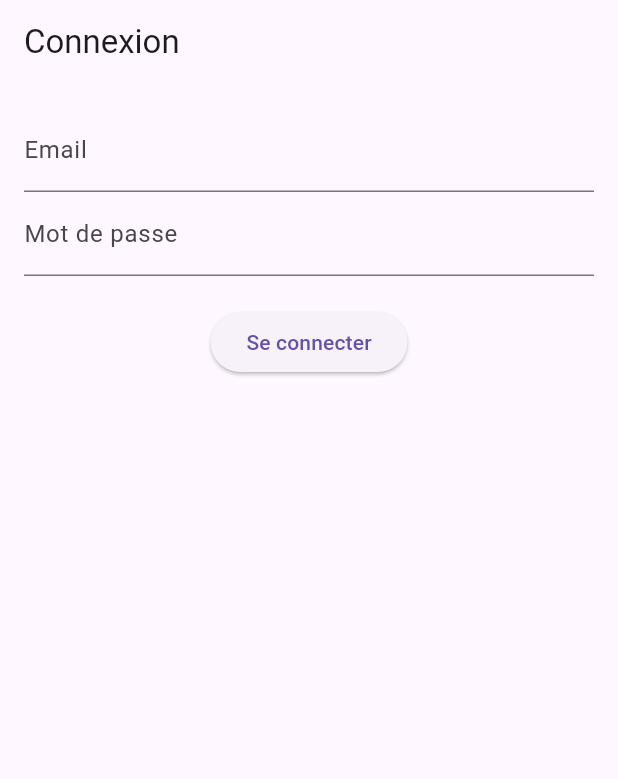
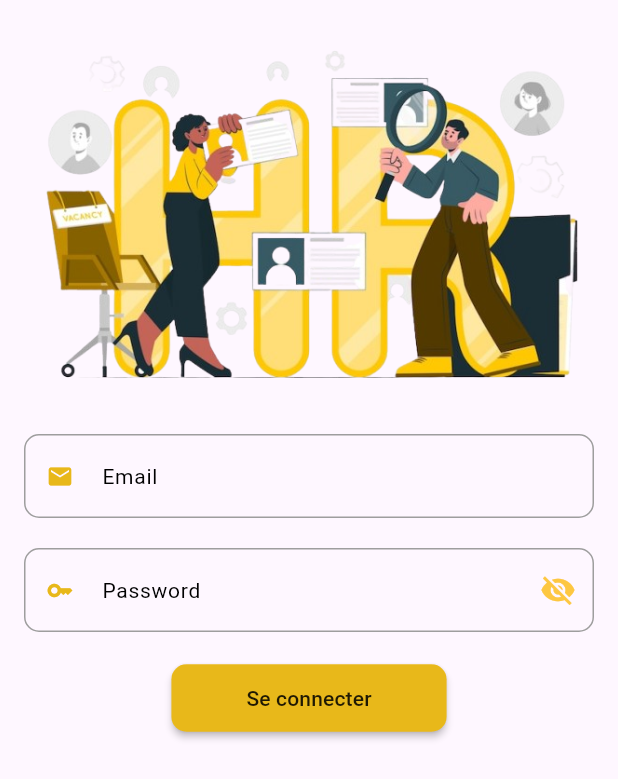
Before and after one commit to fia-nso/gestion_RH, a Flutter app: the screen it shows after launch, on a phone screen of 412 x 824 dp. Shown: the top 779 px of the screen. Run offline on Flutter 3.47's test engine with Material 3 defaults, Android fonts, the phone set to English and light mode, and no system bars; our stand-ins replace supabase_flutter; accounts and stored records are empty.

Commit message:
Modifier page login

```diff
--- a/frontend/lib/main.dart
+++ b/frontend/lib/main.dart
@@ -10,7 +10,8 @@ void main() async {
   WidgetsFlutterBinding.ensureInitialized();
   await Supabase.initialize(
     url: 'https://lourroesreukeofjjfox.supabase.co',
-    anonKey: 'eyJhbGciOiJIUzI1NiIsInR5cCI6IkpXVCJ9.eyJpc3MiOiJzdXBhYmFzZSIsInJlZiI6ImxvdXJyb2VzcmV1a2VvZmpqZm94Iiwicm9sZSI6ImFub24iLCJpYXQiOjE3NDU4NDM3NDYsImV4cCI6MjA2MTQxOTc0Nn0.fNhd8WJYAN3FLNcDVHCG8f7tVyMCSxsJuj5EkLK4ccw',
+    anonKey:
+        'eyJhbGciOiJIUzI1NiIsInR5cCI6IkpXVCJ9.eyJpc3MiOiJzdXBhYmFzZSIsInJlZiI6ImxvdXJyb2VzcmV1a2VvZmpqZm94Iiwicm9sZSI6ImFub24iLCJpYXQiOjE3NDU4NDM3NDYsImV4cCI6MjA2MTQxOTc0Nn0.fNhd8WJYAN3FLNcDVHCG8f7tVyMCSxsJuj5EkLK4ccw',
   );
 
   runApp(const MyApp());
@@ -22,6 +23,7 @@ class MyApp extends StatelessWidget {
   Widget build(BuildContext context) {
     return MaterialApp(
       title: 'Gestion RH',
+      debugShowCheckedModeBanner: false,
       initialRoute: '/login',
       routes: {
         '/login': (_) => const LoginPage(),
--- a/frontend/lib/pages/login_page.dart
+++ b/frontend/lib/pages/login_page.dart
@@ -1,5 +1,4 @@
 import 'package:flutter/material.dart';
-import 'package:frontend/models/auth_model.dart';
 import '../services/auth_service.dart';
 
 class LoginPage extends StatefulWidget {
@@ -13,20 +12,19 @@ class _LoginPageState extends State<LoginPage> {
   final _emailController = TextEditingController();
   final _passwordController = TextEditingController();
   final AuthService _authService = AuthService();
+  bool _passwordVisible = false ;
   String? _error;
 
   Future<void> _login() async {
     try {
       await _authService.signIn(
-        _emailController.text,
-        _passwordController.text,
+        email: _emailController.text,
+        password: _passwordController.text,
       );
 
       final user = await _authService.getUserRole();
 
       if (user == null) return;
-      AuthModel? customUser = await _authService.getUserRole();
-      print(customUser?.roles[0].role);
 
       if (user.roles.any((role) => role.role == 'admin')) {
         Navigator.pushReplacementNamed(context, '/admin-dashboard');
@@ -44,24 +42,92 @@ class _LoginPageState extends State<LoginPage> {
 
   @override
   Widget build(BuildContext context) {
-    return Scaffold(
-      appBar: AppBar(title: const Text('Connexion')),
+    return SafeArea(
+      child: Scaffold(
         body: Padding(
           padding: const EdgeInsets.all(16),
           child: Column(
             children: [
+              Image.asset("assets/images/img1.png"),
+              SizedBox(height: 20),
               TextField(
                 controller: _emailController,
-              decoration: const InputDecoration(labelText: 'Email'),
+                decoration: InputDecoration(
+                    labelText: 'Email',
+                    hintText: 'Email',
+                    labelStyle: const TextStyle(
+                        color: Colors.black,
+                        fontSize: 14,
+                        fontWeight: FontWeight.w400),
+                    prefixIcon: const Icon(
+                      Icons.email,
+                      color: Color.fromARGB(255, 232, 184, 26),
+                      size: 18,
+                    ),
+                    enabledBorder: OutlineInputBorder(
+                      borderSide:
+                          const BorderSide(color: Colors.grey, width: 1),
+                      borderRadius: BorderRadius.circular(10),
+                    ),
+                    focusedBorder: OutlineInputBorder(
+                      borderSide:
+                          const BorderSide(color: Colors.grey, width: 0.75),
+                      borderRadius: BorderRadius.circular(10),
+                    ),
+                    floatingLabelStyle:
+                        const TextStyle(color: Colors.black, fontSize: 18)),
+              ),
+              SizedBox(
+                height: 20,
               ),
               TextField(
                 controller: _passwordController,
-              decoration: const InputDecoration(labelText: 'Mot de passe'),
-              obscureText: true,
+                decoration: InputDecoration(
+                    labelText: 'Password',
+                    hintText: 'Password',
+                    labelStyle: const TextStyle(
+                        color: Colors.black,
+                        fontSize: 14,
+                        fontWeight: FontWeight.w400),
+                    prefixIcon: const Icon(
+                      Icons.key,
+                      color: Color.fromARGB(255, 232, 184, 26),
+                      size: 18,
+                    ),
+                    suffixIcon: IconButton(
+              icon: Icon(
+                _passwordVisible ? Icons.visibility : Icons.visibility_off,
+                color: const Color.fromARGB(224, 253, 192, 39),
+              ),
+              onPressed: () {
+                setState(() {
+                  _passwordVisible = !_passwordVisible;
+                });
+              },
+            ),
+                    enabledBorder: OutlineInputBorder(
+                      borderSide:
+                          const BorderSide(color: Colors.grey, width: 1),
+                      borderRadius: BorderRadius.circular(10),
+                    ),
+                    focusedBorder: OutlineInputBorder(
+                      borderSide:
+                          const BorderSide(color: Colors.grey, width: 0.75),
+                      borderRadius: BorderRadius.circular(10),
+                    ),
+                    floatingLabelStyle:
+                        const TextStyle(color: Colors.black, fontSize: 18)),
+                obscureText: !_passwordVisible,
               ),
               const SizedBox(height: 20),
-            ElevatedButton(
+              MaterialButton(
                 onPressed: _login,
+                height: 45,
+                color: Color.fromARGB(255, 232, 184, 26),
+                padding:
+                    const EdgeInsets.symmetric(vertical: 10, horizontal: 50),
+                shape: RoundedRectangleBorder(
+                    borderRadius: BorderRadius.circular(10)),
                 child: const Text('Se connecter'),
               ),
               if (_error != null)
@@ -72,6 +138,7 @@ class _LoginPageState extends State<LoginPage> {
             ],
           ),
         ),
+      ),
     );
   }
 }
--- a/frontend/lib/services/auth_service.dart
+++ b/frontend/lib/services/auth_service.dart
@@ -4,7 +4,7 @@ import 'package:supabase_flutter/supabase_flutter.dart';
 class AuthService {
   final SupabaseClient client = Supabase.instance.client;
 
-  Future<AuthResponse> signIn(String email, String password) async {
+  Future<AuthResponse> signIn({required String email, required String password}) async {
     return await client.auth
         .signInWithPassword(email: email, password: password);
   }
--- a/frontend/pubspec.yaml
+++ b/frontend/pubspec.yaml
@@ -61,8 +61,8 @@ flutter:
   uses-material-design: true
 
   # To add assets to your application, add an assets section, like this:
-  # assets:
-  #   - images/a_dot_burr.jpeg
+  assets:
+    - assets/images/
   #   - images/a_dot_ham.jpeg
 
   # An image asset can refer to one or more resolution-specific "variants", see
```
Also changed, not shown: frontend/assets/images/img1.png (added), 7 other files. Lines whose indentation alone changed are shown as unchanged.
